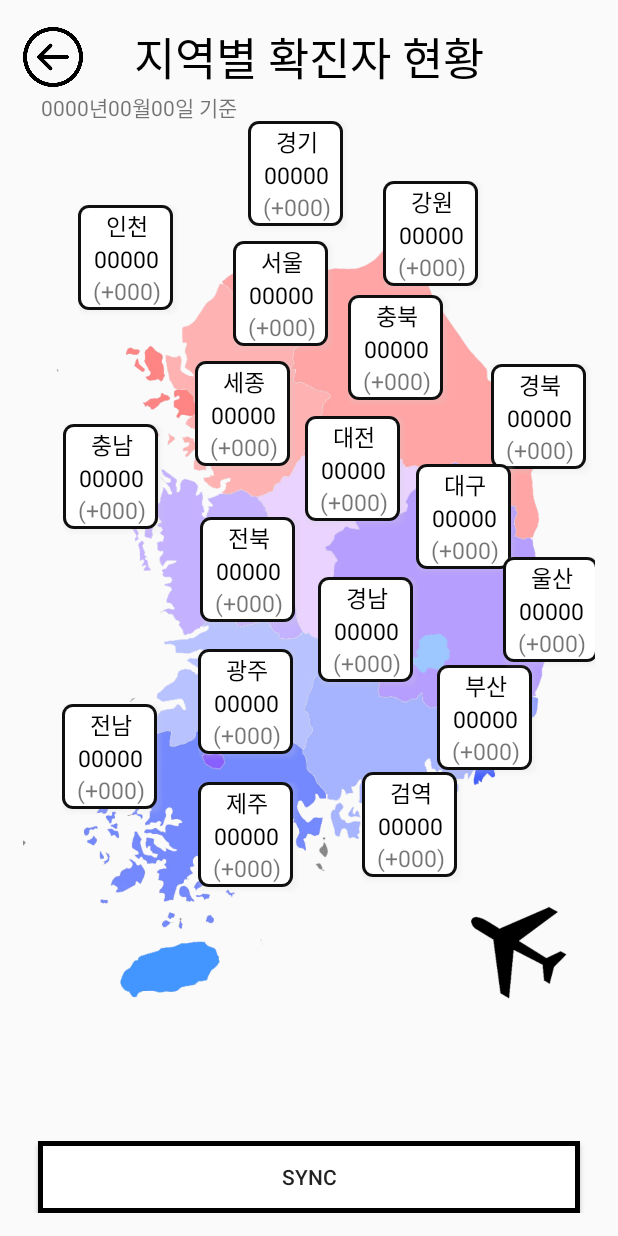
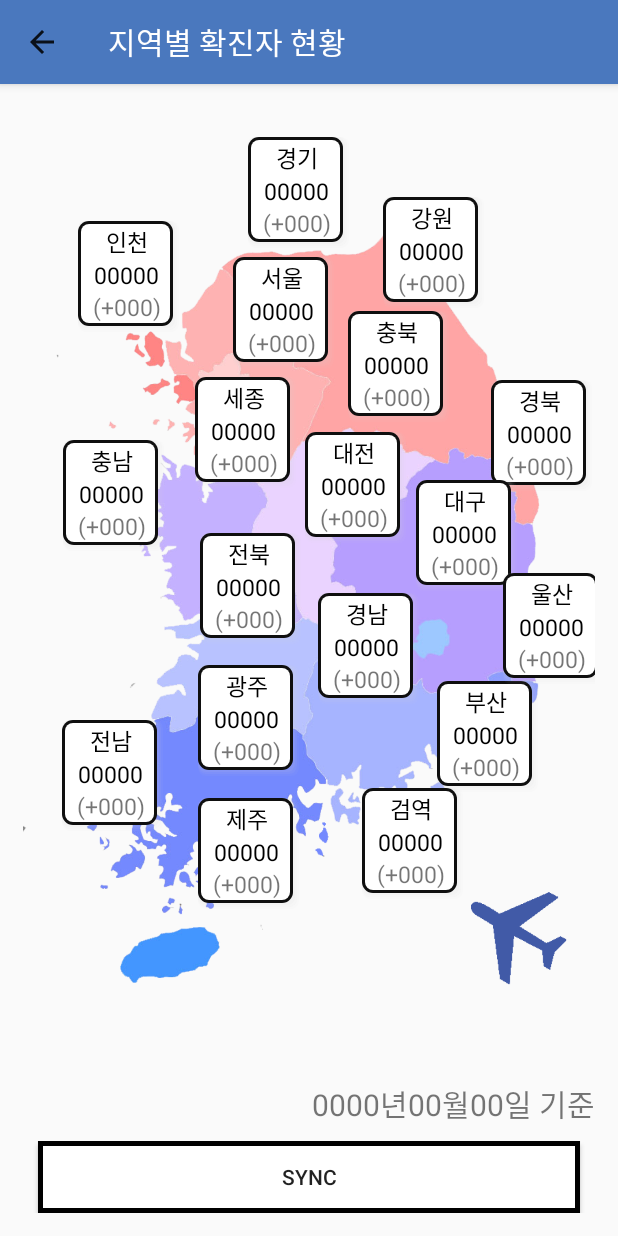
Before and after one commit to qpdh/Covid-19-Notice, an Android app: the InfectionByRegionActivity screen opened directly, with no data from a screen before it, on a phone screen of 412 x 824 dp. Run offline under Robolectric (Android 15) with nearby library versions, the phone set to English and light mode, and no system bars; 2 statements that could not run were skipped.

Commit message:
2차 디자인 수정
2차 수정 사항
1. ActionBar(제목 제거) 복구 및 색상 변경
2. 버튼 색상 변경
3. 일부 글자 조정

```diff
--- a/Covid_Notifier/app/src/main/AndroidManifest.xml
+++ b/Covid_Notifier/app/src/main/AndroidManifest.xml
@@ -9,7 +9,8 @@
         android:roundIcon="@mipmap/ic_launcher_round"
         android:supportsRtl="true"
         android:networkSecurityConfig="@xml/network_config"
-        android:theme="@style/Theme.AppCompat.Light">
+        android:theme="@style/Theme.CovidNotifier">
+        <!-- android:theme="@style/Theme.AppCompat.Light" -->
 
         <activity android:name=".MainActivity">
             <intent-filter>
--- a/Covid_Notifier/app/src/main/java/kr/ac/kpu/covid_notifier/InfectionByRegionActivity.java
+++ b/Covid_Notifier/app/src/main/java/kr/ac/kpu/covid_notifier/InfectionByRegionActivity.java
@@ -5,21 +5,26 @@
 package kr.ac.kpu.covid_notifier;
 
 import android.app.Activity;
+import android.graphics.drawable.ColorDrawable;
 import android.os.AsyncTask;
 import android.os.Bundle;
 import android.util.DisplayMetrics;
+import android.view.MenuItem;
 import android.view.View;
 import android.widget.Button;
 import android.widget.ImageView;
 import android.widget.LinearLayout;
 import android.widget.TextView;
 
+import androidx.appcompat.app.ActionBar;
+import androidx.appcompat.app.AppCompatActivity;
+
 import java.text.SimpleDateFormat;
 import java.util.ArrayList;
 import java.util.Date;
 import java.util.Locale;
 
-public class InfectionByRegionActivity extends Activity {
+public class InfectionByRegionActivity extends AppCompatActivity {
     LinearLayout mapview;
     ImageView map;
     Button backBtn, syncBtn;
@@ -41,6 +46,13 @@ public class InfectionByRegionActivity extends Activity {
     protected void onCreate(Bundle savedInstanceState) {
         super.onCreate(savedInstanceState);
         setContentView(R.layout.activity_infection_by_region);
+
+        //액션바 띄우기, 스타일 수정
+        ActionBar actionBar = getSupportActionBar();
+        actionBar.setDisplayShowTitleEnabled(true);
+        actionBar.setTitle("지역별 확진자 현황");
+        actionBar.setBackgroundDrawable(new ColorDrawable(0xFF4A78BE));
+        actionBar.setDisplayHomeAsUpEnabled(true);
 
         // 뷰 ID 가져오기
         setViewID();
@@ -80,14 +92,16 @@ public class InfectionByRegionActivity extends Activity {
 
         //최소 1회 강제 sync
         syncBtn.performClick();
+    }
 
-        //종료
-        backBtn.setOnClickListener(new View.OnClickListener() {
-            @Override
-            public void onClick(View v) {
-                finish();
-            }
-        });
+    //종료
+    public boolean onOptionsItemSelected(MenuItem item){
+        switch (item.getItemId()){
+            case android.R.id.home:
+                super.finish();
+                return true;
+        }
+        return super.onOptionsItemSelected(item);
     }
 
     // 다음 뷰의 Id를 가져옴
@@ -162,7 +176,6 @@ public class InfectionByRegionActivity extends Activity {
                 (TextView) findViewById(R.id.seoul_daily_confirmed)};
 
         mapview = (LinearLayout) findViewById(R.id.frame);
-        backBtn = (Button) findViewById(R.id.regionBackBtn);
         syncBtn = (Button) findViewById(R.id.syncBtn);
         map = (ImageView) findViewById(R.id.map);
     }
--- a/Covid_Notifier/app/src/main/java/kr/ac/kpu/covid_notifier/MainActivity.java
+++ b/Covid_Notifier/app/src/main/java/kr/ac/kpu/covid_notifier/MainActivity.java
@@ -16,8 +16,8 @@ public class MainActivity extends AppCompatActivity {
         super.onCreate(savedInstanceState);
         setContentView(R.layout.activity_main);
         //액션바 숨기기
-        ActionBar actionBar = getSupportActionBar();
-        actionBar.hide();
+        //ActionBar actionBar = getSupportActionBar();
+        //actionBar.hide();
 
         //정의
         dailyBtn = (Button)findViewById(R.id.dailyBtn);
--- a/Covid_Notifier/app/src/main/res/drawable-v24/round_daily.xml
+++ b/Covid_Notifier/app/src/main/res/drawable-v24/round_daily.xml
@@ -2,7 +2,7 @@
 <shape xmlns:android="http://schemas.android.com/apk/res/android"
     android:padding="10dp"
     android:shape="rectangle" >
-    <solid android:color="#FF598D" />
+    <solid android:color="#686AA2" />
     <corners
         android:bottomLeftRadius="12dp"
         android:bottomRightRadius="12dp"
--- a/Covid_Notifier/app/src/main/res/drawable-v24/round_hospital.xml
+++ b/Covid_Notifier/app/src/main/res/drawable-v24/round_hospital.xml
@@ -2,7 +2,7 @@
 <shape xmlns:android="http://schemas.android.com/apk/res/android"
     android:padding="10dp"
     android:shape="rectangle" >
-    <solid android:color="#FFAFE6" />
+    <solid android:color="#46B7BD" />
     <corners
         android:bottomLeftRadius="12dp"
         android:bottomRightRadius="12dp"
--- a/Covid_Notifier/app/src/main/res/drawable-v24/round_news.xml
+++ b/Covid_Notifier/app/src/main/res/drawable-v24/round_news.xml
@@ -2,7 +2,7 @@
 <shape xmlns:android="http://schemas.android.com/apk/res/android"
     android:padding="10dp"
     android:shape="rectangle" >
-    <solid android:color="#FFF7BA" />
+    <solid android:color="#56A2D8" />
     <corners
         android:bottomLeftRadius="12dp"
         android:bottomRightRadius="12dp"
--- a/Covid_Notifier/app/src/main/res/drawable-v24/round_region.xml
+++ b/Covid_Notifier/app/src/main/res/drawable-v24/round_region.xml
@@ -2,7 +2,7 @@
 <shape xmlns:android="http://schemas.android.com/apk/res/android"
     android:padding="10dp"
     android:shape="rectangle" >
-    <solid android:color="#D197FF" />
+    <solid android:color="#4A78BE" />
     <corners
         android:bottomLeftRadius="12dp"
         android:bottomRightRadius="12dp"
--- a/Covid_Notifier/app/src/main/res/drawable-v24/sheet_style.xml
+++ b/Covid_Notifier/app/src/main/res/drawable-v24/sheet_style.xml
@@ -2,8 +2,6 @@
 <shape
     xmlns:android="http://schemas.android.com/apk/res/android"
     android:shape="rectangle">
-
-    <solid android:color="#FFFFFF"/>
     <padding
         android:bottom="2dp"
         android:left="2dp"
--- a/Covid_Notifier/app/src/main/res/layout/activity_infection_by_region.xml
+++ b/Covid_Notifier/app/src/main/res/layout/activity_infection_by_region.xml
@@ -6,25 +6,6 @@
     android:orientation="vertical"
     android:padding="15dp"
     tools:context=".MainActivity">
-
-    <LinearLayout
-        android:layout_width="match_parent"
-        android:layout_height="wrap_content">
-        <Button
-            android:id="@+id/regionBackBtn"
-            android:layout_width="40dp"
-            android:layout_height="40dp"
-            android:background="@drawable/back"
-            android:layout_gravity="center"/>
-        <TextView
-            android:layout_width="match_parent"
-            android:layout_height="wrap_content"
-            android:text="지역별 확진자 현황"
-            android:textColor="@color/black"
-            android:gravity="center"
-            android:paddingRight="40dp"
-            android:textSize="30sp" />
-    </LinearLayout>
 
     <LinearLayout
         android:id="@+id/frame"
@@ -50,12 +31,7 @@
                 android:orientation="vertical"
                 android:outlineSpotShadowColor="@color/black">
 
-                <TextView
-                    android:id="@+id/dateText"
-                    android:layout_width="wrap_content"
-                    android:layout_height="wrap_content"
-                    android:layout_x="12dp"
-                    android:text="0000년00월00일 기준" />
+
 
                 <LinearLayout
                     android:id="@+id/incheon_layout"
@@ -780,6 +756,14 @@
         </FrameLayout>
     </LinearLayout>
 
+    <TextView
+        android:id="@+id/dateText"
+        android:layout_width="match_parent"
+        android:layout_height="wrap_content"
+        android:gravity="right"
+        android:textSize="20dp"
+        android:text="0000년00월00일 기준" />
+
     <LinearLayout
         android:layout_width="match_parent"
         android:layout_height="wrap_content"
--- a/Covid_Notifier/app/src/main/res/values/themes.xml
+++ b/Covid_Notifier/app/src/main/res/values/themes.xml
@@ -1,8 +1,8 @@
 <resources xmlns:tools="http://schemas.android.com/tools">
     <!-- Base application theme. -->
-    <style name="Theme.MapDesign" parent="Theme.AppCompat.Light">
+    <style name="Theme.CovidNotifier" parent="Theme.AppCompat.Light">
         <!-- Primary brand color. -->
-        <item name="colorPrimary">@color/purple_500</item>
+        <item name="colorPrimary">@color/black</item>
         <item name="colorPrimaryVariant">@color/purple_700</item>
         <item name="colorOnPrimary">@color/white</item>
         <!-- Secondary brand color. -->
@@ -11,6 +11,7 @@
         <item name="colorOnSecondary">@color/black</item>
         <!-- Status bar color. -->
         <item name="android:statusBarColor" tools:targetApi="l">?attr/colorPrimaryVariant</item>
-        <!-- Customize your theme here. -->
+        <!-- 타이틀 디자인 변경 -->
+        <item name="titleTextColor">@color/white</item>
     </style>
 </resources>
```
Also changed, not shown: Covid_Notifier/app/src/main/java/kr/ac/kpu/covid_notifier/HospitalInformationActivity.java (+22 -9 lines), Covid_Notifier/app/src/main/java/kr/ac/kpu/covid_notifier/InfectionByTotalActivity.java (+22 -13 lines), Covid_Notifier/app/src/main/res/layout/activity_hostpital_information.xml (+14 -28 lines), Covid_Notifier/app/src/main/res/layout/activity_infection_by_total.xml (+8 -24 lines), Covid_Notifier/app/src/main/res/layout/activity_main.xml (+14 -11 lines), Covid_Notifier/app/src/main/res/drawable-v24/map.png.
